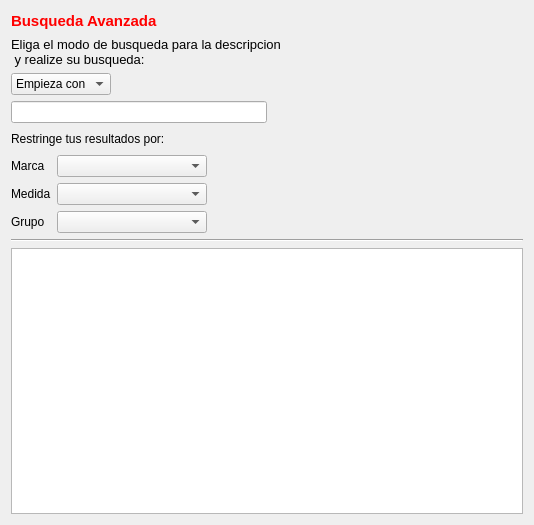
This is ManagerM/ui_global_manager_articulos.ui in janfranco27/TheProyect as Qt 5 draws it before an edit. The edited form follows.
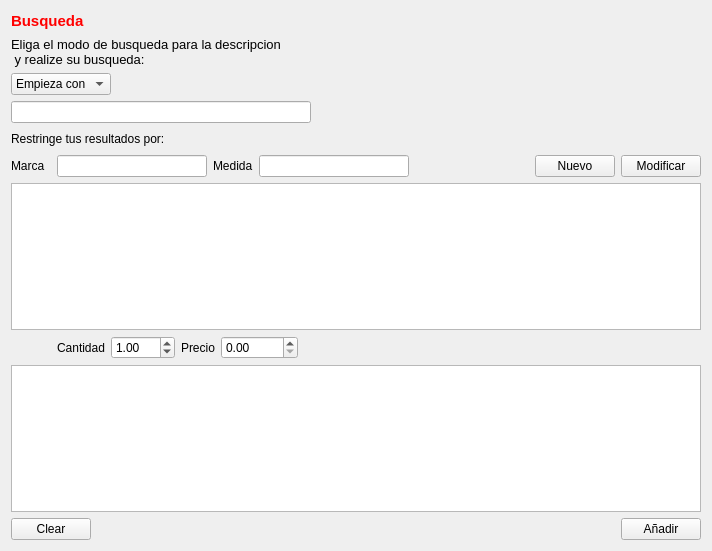
This is the edited form. Icons and pictures are not drawn.

Diff of the .ui file:
```diff
--- a/ManagerM/ui_global_manager_articulos.ui
+++ b/ManagerM/ui_global_manager_articulos.ui
@@ -6,8 +6,8 @@
    <rect>
     <x>0</x>
     <y>0</y>
-    <width>534</width>
-    <height>525</height>
+    <width>712</width>
+    <height>551</height>
    </rect>
   </property>
   <property name="windowTitle">
@@ -29,7 +29,7 @@
         <string notr="true">color: rgb(255, 0, 0);</string>
        </property>
        <property name="text">
-        <string>Busqueda Avanzada</string>
+        <string>Busqueda</string>
        </property>
       </widget>
      </item>
@@ -114,7 +114,20 @@
    <item row="3" column="0">
     <layout class="QHBoxLayout" name="horizontalLayout_4">
      <item>
-      <widget class="QLineEdit" name="lineEdit_descripcion"/>
+      <widget class="QLineEdit" name="lineEdit_descripcion">
+       <property name="minimumSize">
+        <size>
+         <width>300</width>
+         <height>0</height>
+        </size>
+       </property>
+       <property name="maximumSize">
+        <size>
+         <width>300</width>
+         <height>16777215</height>
+        </size>
+       </property>
+      </widget>
      </item>
      <item>
       <spacer name="horizontalSpacer_4">
@@ -171,32 +184,21 @@
       </widget>
      </item>
      <item>
-      <widget class="QComboBox" name="comboBox_marca">
+      <widget class="QLineEdit" name="lineEdit_marca">
        <property name="minimumSize">
         <size>
          <width>150</width>
          <height>0</height>
         </size>
        </property>
+       <property name="maximumSize">
+        <size>
+         <width>150</width>
+         <height>16777215</height>
+        </size>
+       </property>
       </widget>
      </item>
-     <item>
-      <spacer name="horizontalSpacer_6">
-       <property name="orientation">
-        <enum>Qt::Horizontal</enum>
-       </property>
-       <property name="sizeHint" stdset="0">
-        <size>
-         <width>40</width>
-         <height>20</height>
-        </size>
-       </property>
-      </spacer>
-     </item>
-    </layout>
-   </item>
-   <item row="6" column="0">
-    <layout class="QHBoxLayout" name="horizontalLayout_7">
      <item>
       <widget class="QLabel" name="label_2">
        <property name="minimumSize">
@@ -211,17 +213,23 @@
       </widget>
      </item>
      <item>
-      <widget class="QComboBox" name="comboBox_medida">
+      <widget class="QLineEdit" name="lineEdit_medida">
        <property name="minimumSize">
         <size>
          <width>150</width>
          <height>0</height>
         </size>
        </property>
+       <property name="maximumSize">
+        <size>
+         <width>150</width>
+         <height>16777215</height>
+        </size>
+       </property>
       </widget>
      </item>
      <item>
-      <spacer name="horizontalSpacer_7">
+      <spacer name="horizontalSpacer_6">
        <property name="orientation">
         <enum>Qt::Horizontal</enum>
        </property>
@@ -233,61 +241,165 @@
        </property>
       </spacer>
      </item>
+     <item>
+      <widget class="QPushButton" name="pushButton_new">
+       <property name="text">
+        <string>Nuevo</string>
+       </property>
+      </widget>
+     </item>
+     <item>
+      <widget class="QPushButton" name="pushButton_edit">
+       <property name="text">
+        <string>Modificar</string>
+       </property>
+      </widget>
+     </item>
     </layout>
    </item>
-   <item row="7" column="0">
-    <layout class="QHBoxLayout" name="horizontalLayout_8">
+   <item row="6" column="0">
+    <layout class="QVBoxLayout" name="verticalLayout">
      <item>
-      <widget class="QLabel" name="label_grupo">
+      <widget class="QTableView" name="tableView_articulos">
        <property name="minimumSize">
         <size>
-         <width>40</width>
+         <width>0</width>
          <height>0</height>
         </size>
        </property>
-       <property name="text">
-        <string>Grupo</string>
-       </property>
       </widget>
      </item>
      <item>
-      <widget class="QComboBox" name="comboBox_grupo">
+      <layout class="QHBoxLayout" name="horizontalLayout_7">
+       <item>
+        <widget class="QPushButton" name="pushButton_down">
+         <property name="text">
+          <string/>
+         </property>
+         <property name="icon">
+          <iconset resource="Icons.qrc">
+           <normaloff>:/Iconos/Iconos/sq_br_down.png</normaloff>:/Iconos/Iconos/sq_br_down.png</iconset>
+         </property>
+         <property name="iconSize">
+          <size>
+           <width>20</width>
+           <height>20</height>
+          </size>
+         </property>
+         <property name="flat">
+          <bool>true</bool>
+         </property>
+        </widget>
+       </item>
+       <item>
+        <widget class="QLabel" name="label_4">
+         <property name="text">
+          <string>Cantidad</string>
+         </property>
+        </widget>
+       </item>
+       <item>
+        <widget class="QDoubleSpinBox" name="doubleSpinBox_cantidad">
+         <property name="maximum">
+          <double>999.990000000000009</double>
+         </property>
+         <property name="value">
+          <double>1.000000000000000</double>
+         </property>
+        </widget>
+       </item>
+       <item>
+        <widget class="QLabel" name="label_7">
+         <property name="text">
+          <string>Precio</string>
+         </property>
+        </widget>
+       </item>
+       <item>
+        <widget class="QDoubleSpinBox" name="doubleSpinBox_precio">
+         <property name="maximum">
+          <double>99999.990000000005239</double>
+         </property>
+        </widget>
+       </item>
+       <item>
+        <spacer name="horizontalSpacer_8">
+         <property name="orientation">
+          <enum>Qt::Horizontal</enum>
+         </property>
+         <property name="sizeHint" stdset="0">
+          <size>
+           <width>40</width>
+           <height>20</height>
+          </size>
+         </property>
+        </spacer>
+       </item>
+       <item>
+        <widget class="QPushButton" name="pushButton_up">
+         <property name="text">
+          <string/>
+         </property>
+         <property name="icon">
+          <iconset resource="Icons.qrc">
+           <normaloff>:/Iconos/Iconos/sq_br_up.png</normaloff>:/Iconos/Iconos/sq_br_up.png</iconset>
+         </property>
+         <property name="iconSize">
+          <size>
+           <width>20</width>
+           <height>20</height>
+          </size>
+         </property>
+         <property name="flat">
+          <bool>true</bool>
+         </property>
+        </widget>
+       </item>
+      </layout>
+     </item>
+     <item>
+      <widget class="QTableWidget" name="tableWidget_articulos">
        <property name="minimumSize">
         <size>
-         <width>150</width>
+         <width>0</width>
          <height>0</height>
         </size>
        </property>
       </widget>
      </item>
      <item>
-      <spacer name="horizontalSpacer_10">
-       <property name="orientation">
-        <enum>Qt::Horizontal</enum>
-       </property>
-       <property name="sizeHint" stdset="0">
-        <size>
-         <width>40</width>
-         <height>20</height>
-        </size>
-       </property>
-      </spacer>
+      <layout class="QHBoxLayout" name="horizontalLayout_9">
+       <item>
+        <widget class="QPushButton" name="pushButton">
+         <property name="text">
+          <string>Clear</string>
+         </property>
+        </widget>
+       </item>
+       <item>
+        <spacer name="horizontalSpacer_7">
+         <property name="orientation">
+          <enum>Qt::Horizontal</enum>
+         </property>
+         <property name="sizeHint" stdset="0">
+          <size>
+           <width>40</width>
+           <height>20</height>
+          </size>
+         </property>
+        </spacer>
+       </item>
+       <item>
+        <widget class="QPushButton" name="pushButton_add">
+         <property name="text">
+          <string>Añadir</string>
+         </property>
+        </widget>
+       </item>
+      </layout>
      </item>
     </layout>
    </item>
-   <item row="8" column="0">
-    <layout class="QHBoxLayout" name="horizontalLayout_9"/>
-   </item>
-   <item row="9" column="0">
-    <widget class="Line" name="line">
-     <property name="orientation">
-      <enum>Qt::Horizontal</enum>
-     </property>
-    </widget>
-   </item>
-   <item row="10" column="0">
-    <widget class="QTableView" name="tableView_articulos"/>
-   </item>
   </layout>
  </widget>
  <tabstops>
```
Left out of the diff: 13 changed lines with no effect on the pictures.
